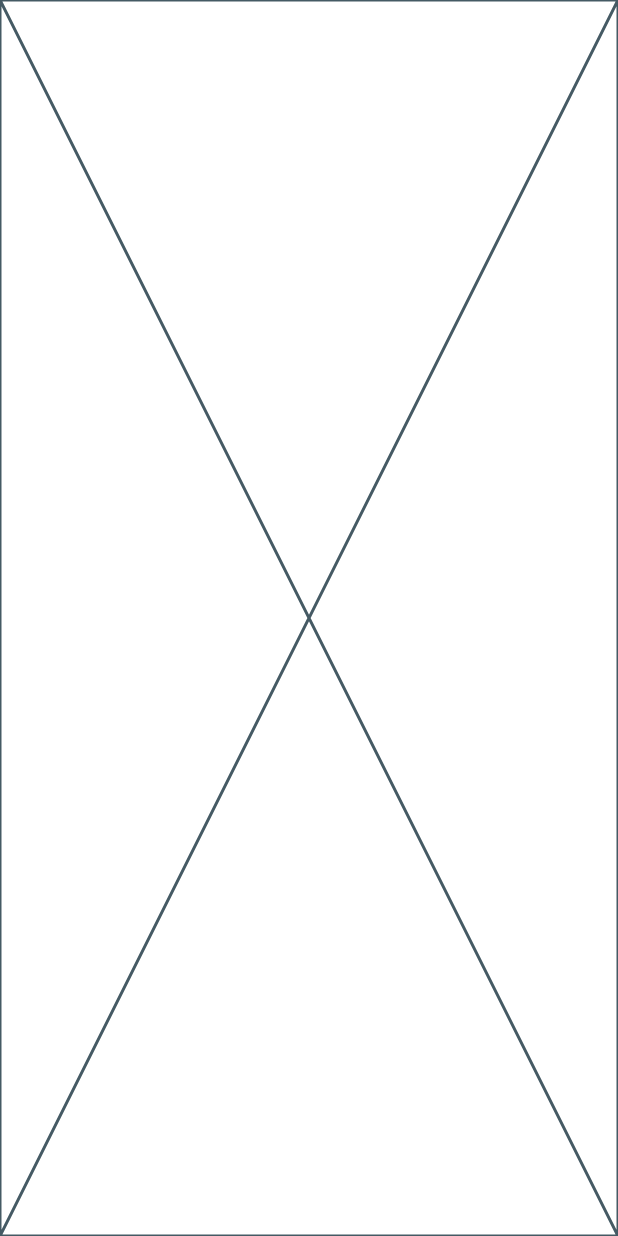
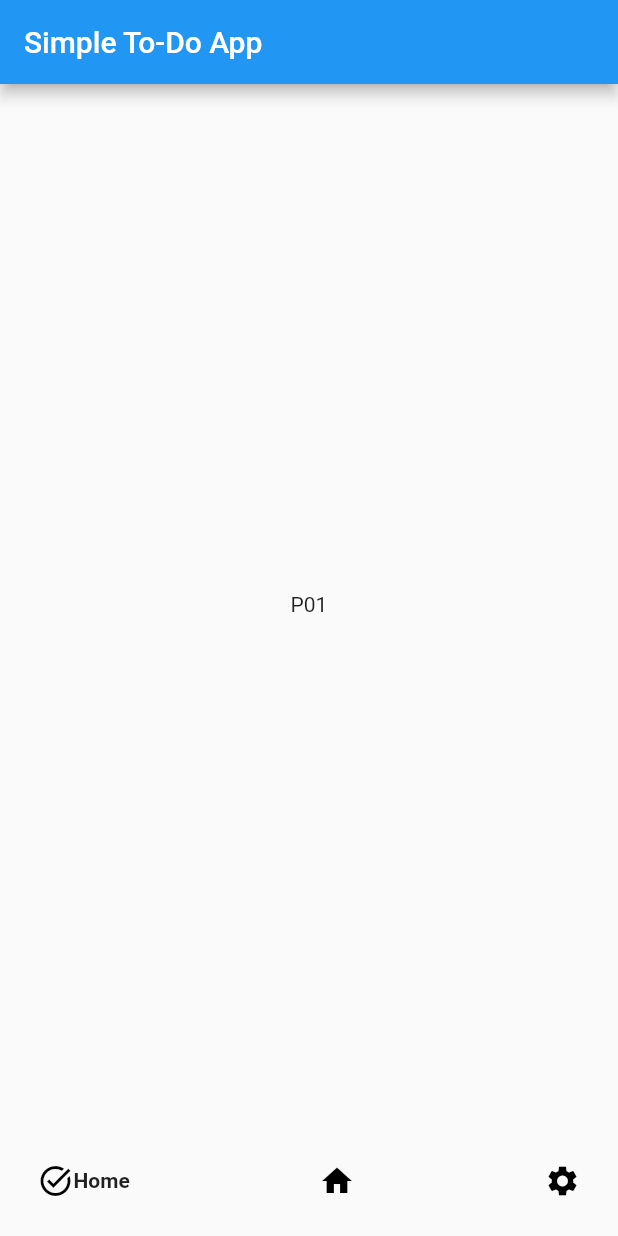
Before and after one commit to Itnihar2003/simple-todo, a Flutter app: the screen it shows after launch, on a phone screen of 412 x 824 dp. Run offline on Flutter 3.47's test engine with Material 2 defaults, Android fonts, the phone set to English and light mode, and no system bars; drawn by our look-alikes of google_nav_bar.

Commit message:
added google nav bar

```diff
--- a/lib/main.dart
+++ b/lib/main.dart
@@ -4,6 +4,7 @@ import 'package:simple_todo/pages/base_scaffold.dart';
 void main() {
   runApp(
     const MaterialApp(
+      debugShowCheckedModeBanner: false,
       home: BaseScaffold(),
     ),
   );
--- a/lib/pages/base_scaffold.dart
+++ b/lib/pages/base_scaffold.dart
@@ -1,4 +1,5 @@
 import 'package:flutter/material.dart';
+import 'package:google_nav_bar/google_nav_bar.dart';
 
 class BaseScaffold extends StatefulWidget {
   const BaseScaffold({super.key});
@@ -10,6 +11,32 @@ class BaseScaffold extends StatefulWidget {
 class _BaseScaffoldState extends State<BaseScaffold> {
   @override
   Widget build(BuildContext context) {
-    return const Placeholder();
+    return Scaffold(
+      //Appbar
+      appBar: AppBar(
+        title: const Text("Simple To-Do App"),
+      ),
+      //Body
+      body: const Center(
+        child: Text('P01'),
+      ),
+      //Bottom Navigation Bar
+      bottomNavigationBar: const GNav(
+        tabs: [
+          GButton(
+            icon: Icons.task_alt,
+            text: 'Home',
+          ),
+          GButton(
+            icon: Icons.home,
+            text: 'Profile',
+          ),
+          GButton(
+            icon: Icons.settings,
+            text: 'Settings',
+          ),
+        ],
+      ),
+    );
   }
 }
--- /dev/null
+++ b/lib/pages/p01.dart
@@ -0,0 +1,15 @@
+import 'package:flutter/material.dart';
+
+class P01 extends StatefulWidget {
+  const P01({super.key});
+
+  @override
+  State<P01> createState() => _P01State();
+}
+
+class _P01State extends State<P01> {
+  @override
+  Widget build(BuildContext context) {
+    return const Placeholder();
+  }
+}
--- a/pubspec.yaml
+++ b/pubspec.yaml
@@ -35,6 +35,7 @@ dependencies:
   # The following adds the Cupertino Icons font to your application.
   # Use with the CupertinoIcons class for iOS style icons.
   cupertino_icons: ^1.0.2
+  google_nav_bar: ^5.0.6
 
 dev_dependencies:
   flutter_test:
```
Also changed, not shown: pubspec.lock.
